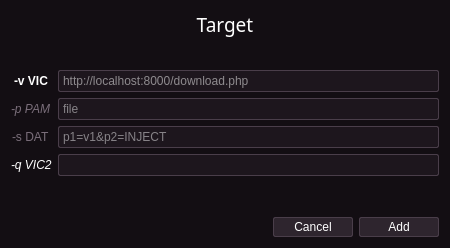
Old version of the form core/qt5/Target.ui in the repository VainlyStrain/Vailyn.
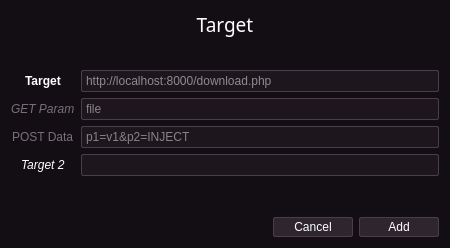
New version of the form. Icons and pictures are not drawn.

Commit message: added missing tooltip & improved target dialog

What changed in the file:
```diff
--- a/core/qt5/Target.ui
+++ b/core/qt5/Target.ui
@@ -848,7 +848,7 @@
         </font>
        </property>
        <property name="text">
-        <string>-v VIC</string>
+        <string>Target</string>
        </property>
       </widget>
      </item>
@@ -873,7 +873,7 @@
         </font>
        </property>
        <property name="text">
-        <string>-p PAM</string>
+        <string>GET Param</string>
        </property>
       </widget>
      </item>
@@ -898,7 +898,7 @@
         </font>
        </property>
        <property name="text">
-        <string>-q VIC2</string>
+        <string>Target 2</string>
        </property>
       </widget>
      </item>
@@ -945,7 +945,7 @@
         <bool>false</bool>
        </property>
        <property name="text">
-        <string>-s DAT</string>
+        <string>POST Data</string>
        </property>
       </widget>
      </item>
```
Left out of the diff: 2 changed lines with no effect on the pictures. The commit also changes 1 other file.
